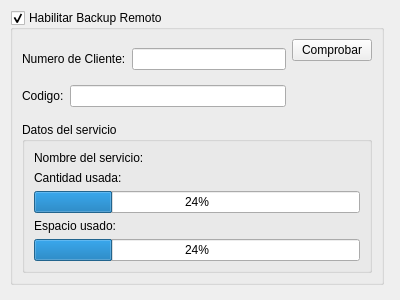
Qt form trunk/plugins/backupremoto/formprefbackupremoto.ui (chungote/gestotux) before a commit.
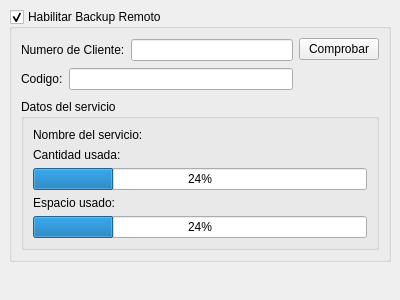
The same form after that commit.

```diff
--- a/trunk/plugins/backupremoto/formprefbackupremoto.ui
+++ b/trunk/plugins/backupremoto/formprefbackupremoto.ui
@@ -10,16 +10,22 @@
     <height>300</height>
    </rect>
   </property>
+  <property name="sizePolicy">
+   <sizepolicy hsizetype="MinimumExpanding" vsizetype="Preferred">
+    <horstretch>0</horstretch>
+    <verstretch>0</verstretch>
+   </sizepolicy>
+  </property>
   <property name="windowTitle">
    <string>Form</string>
   </property>
   <widget class="QGroupBox" name="GBUsar">
    <property name="geometry">
     <rect>
-     <x>10</x>
-     <y>10</y>
-     <width>374</width>
-     <height>275</height>
+     <x>9</x>
+     <y>9</y>
+     <width>382</width>
+     <height>253</height>
     </rect>
    </property>
    <property name="title">
```
